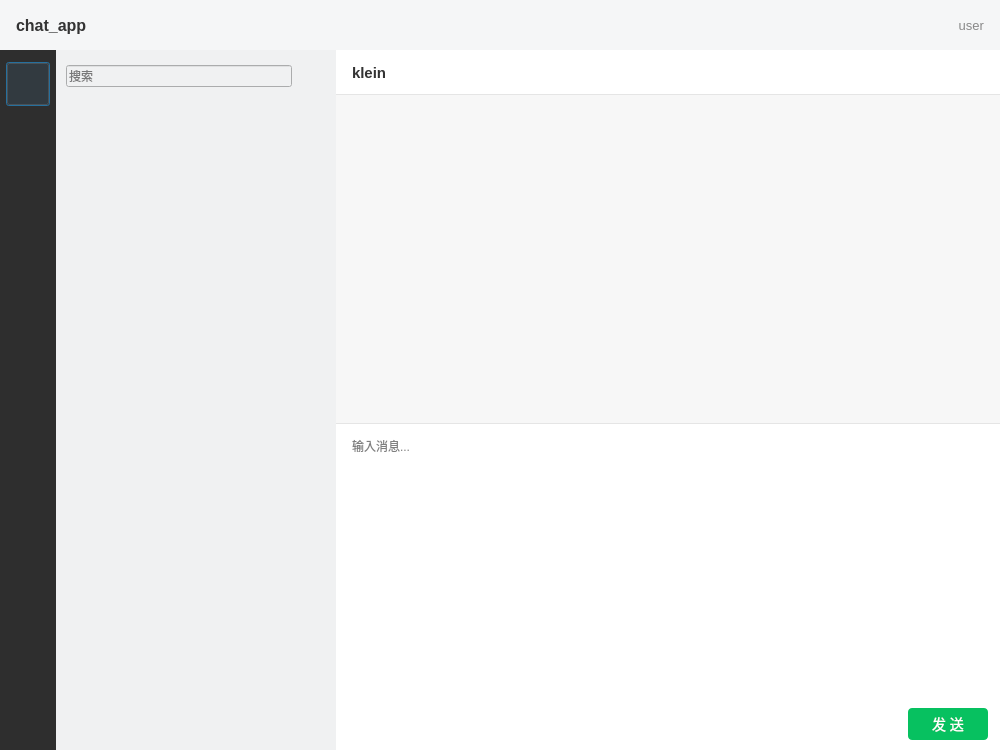
First picture: the form in chat_app desktop/chatdialog.ui, repository Tindalos-ik/chat_app, before the edit.
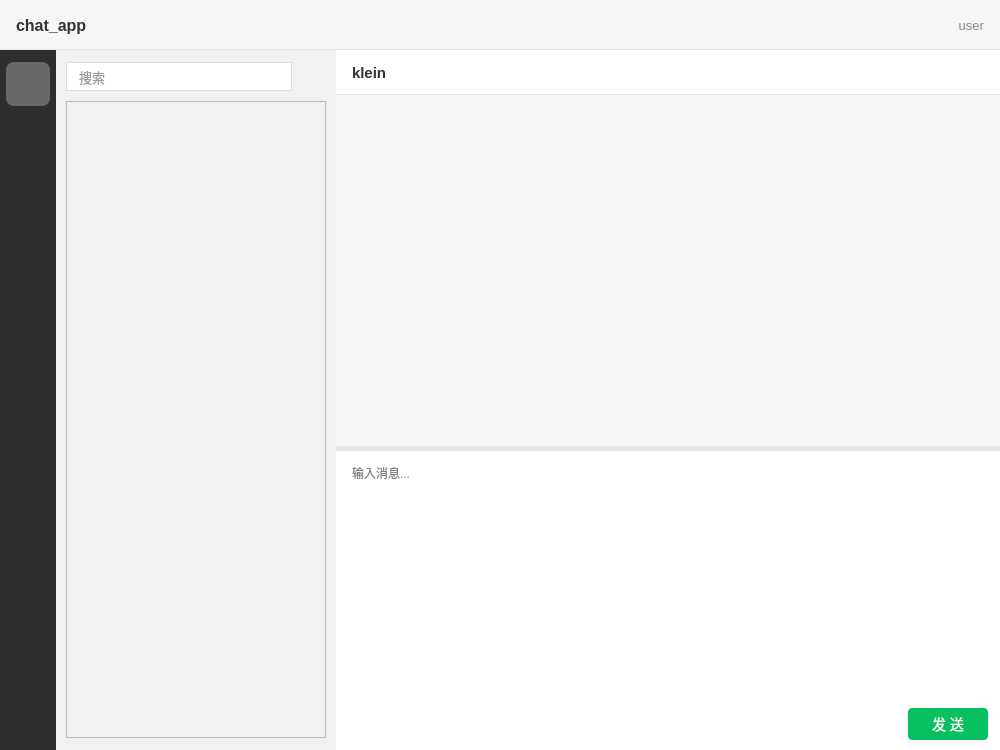
Second picture: the form after the edit. The open tabs and pages were chosen to show the change. Icons and pictures are not drawn. Custom widgets are drawn as their Qt base class.

Commit message: 前端：滚动聊天布局设计

Diff of the .ui file:
```diff
--- a/chat_app desktop/chatdialog.ui
+++ b/chat_app desktop/chatdialog.ui
@@ -50,7 +50,7 @@
       </size>
      </property>
      <property name="styleSheet">
-      <string notr="true">background-color: #f5f6f7;</string>
+      <string notr="true">background-color: #f5f6f7; border-bottom: 1px solid #e5e5e5;</string>
      </property>
      <layout class="QHBoxLayout" name="header_layout">
       <property name="leftMargin">
@@ -156,6 +156,11 @@
         </property>
         <item>
          <widget class="QPushButton" name="side_chat_btn">
+          <property name="styleSheet">
+           <string notr="true">QPushButton { border: none; border-radius: 8px; background: transparent; }
+QPushButton:hover { background-color: rgba(255,255,255,36); }
+QPushButton:checked { background-color: rgba(255,255,255,72); }</string>
+          </property>
           <property name="minimumSize">
            <size>
             <width>44</width>
@@ -336,6 +341,10 @@
           </property>
           <item>
            <widget class="QLineEdit" name="search_edit">
+            <property name="styleSheet">
+             <string notr="true">QLineEdit { background-color: #ffffff; border: 1px solid #dcdcdc; border-radius: 15px; padding: 5px 10px; font-size: 13px; color: #333333; }
+QLineEdit:focus { border-color: #07c160; }</string>
+            </property>
             <property name="placeholderText">
              <string>搜索</string>
             </property>
@@ -393,7 +402,12 @@
           </widget>
           <widget class="ConUserList" name="contact_list">
            <property name="styleSheet">
-            <string notr="true">background-color: transparent; border: none;</string>
+            <string notr="true">background-color: transparent; border: none;
+QScrollBar:vertical { background: transparent; width: 6px; margin: 0; }
+QScrollBar::handle:vertical { background: #c8c9cc; border-radius: 3px; min-height: 30px; }
+QScrollBar::handle:vertical:hover { background: #b0b3b8; }
+QScrollBar::add-line:vertical, QScrollBar::sub-line:vertical { height: 0; }
+QScrollBar::add-page:vertical, QScrollBar::sub-page:vertical { background: transparent; }</string>
            </property>
           </widget>
           <widget class="ChatUserList" name="search_list">
@@ -484,18 +498,32 @@
          </widget>
         </item>
         <item>
-         <widget class="QListWidget" name="msg_list">
+         <widget class="QSplitter" name="chat_splitter">
           <property name="styleSheet">
-           <string notr="true">background-color: #f7f7f7; border: none;</string>
+           <string notr="true">QSplitter::handle:vertical { background-color: #e5e5e5; }</string>
           </property>
-         </widget>
-        </item>
-        <item>
-         <widget class="QWidget" name="input_wid" native="true">
+          <property name="orientation">
+           <enum>Qt::Orientation::Vertical</enum>
+          </property>
+          <property name="childrenCollapsible">
+           <bool>false</bool>
+          </property>
+          <widget class="ChatView" name="chat_data" native="true">
+           <property name="styleSheet">
+            <string notr="true">background-color: #f7f7f7; border: none;</string>
+           </property>
+          </widget>
+          <widget class="QWidget" name="input_wid" native="true">
           <property name="minimumSize">
            <size>
             <width>0</width>
-            <height>140</height>
+            <height>80</height>
+           </size>
+          </property>
+          <property name="maximumSize">
+           <size>
+            <width>16777215</width>
+            <height>300</height>
            </size>
           </property>
           <property name="styleSheet">
@@ -577,7 +605,8 @@
            </item>
           </layout>
          </widget>
-        </item>
+        </widget>
+       </item>
        </layout>
       </widget>
      </item>
@@ -596,6 +625,11 @@
    <extends>QListWidget</extends>
    <header location="global">conuserlist.h</header>
   </customwidget>
+  <customwidget>
+   <class>ChatView</class>
+   <extends>QWidget</extends>
+   <header location="global">chatview.h</header>
+  </customwidget>
  </customwidgets>
  <resources>
   <include location="resource.qrc"/>
```
Left out of the diff: 26 changed lines with no effect on the pictures. The commit also changes 6 other files.
